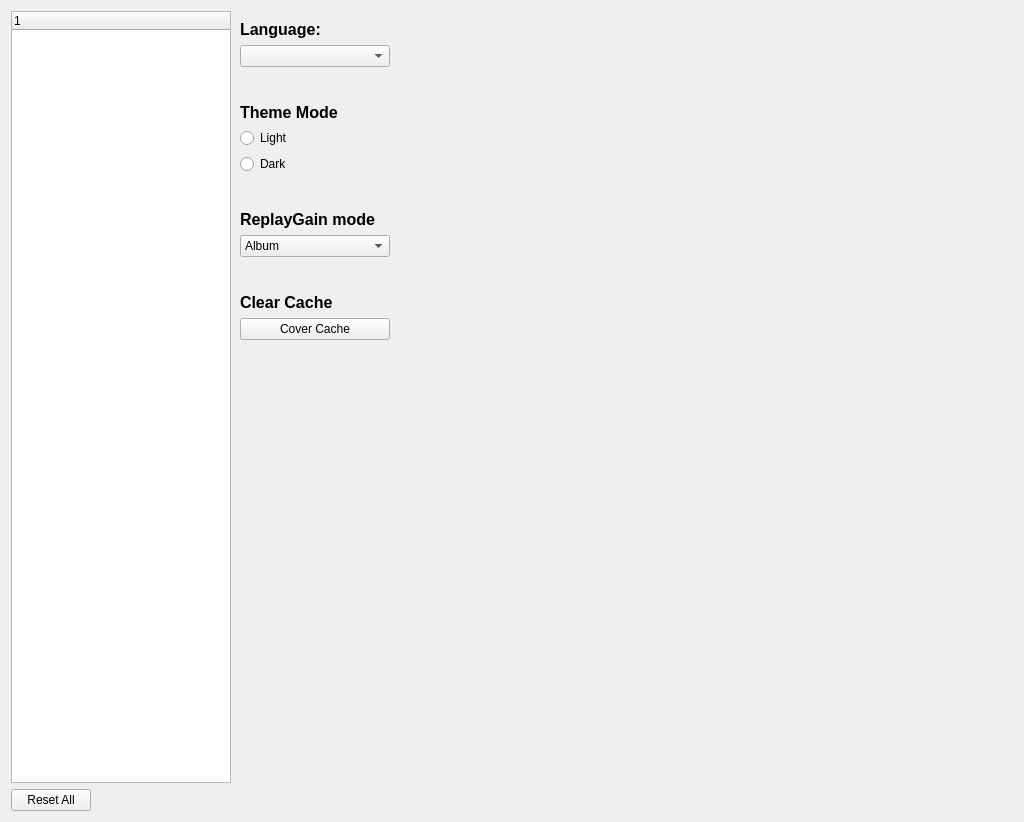
billlin0904/xamp2, file src/widget_shared/preferencedialog.ui: the form before one commit.
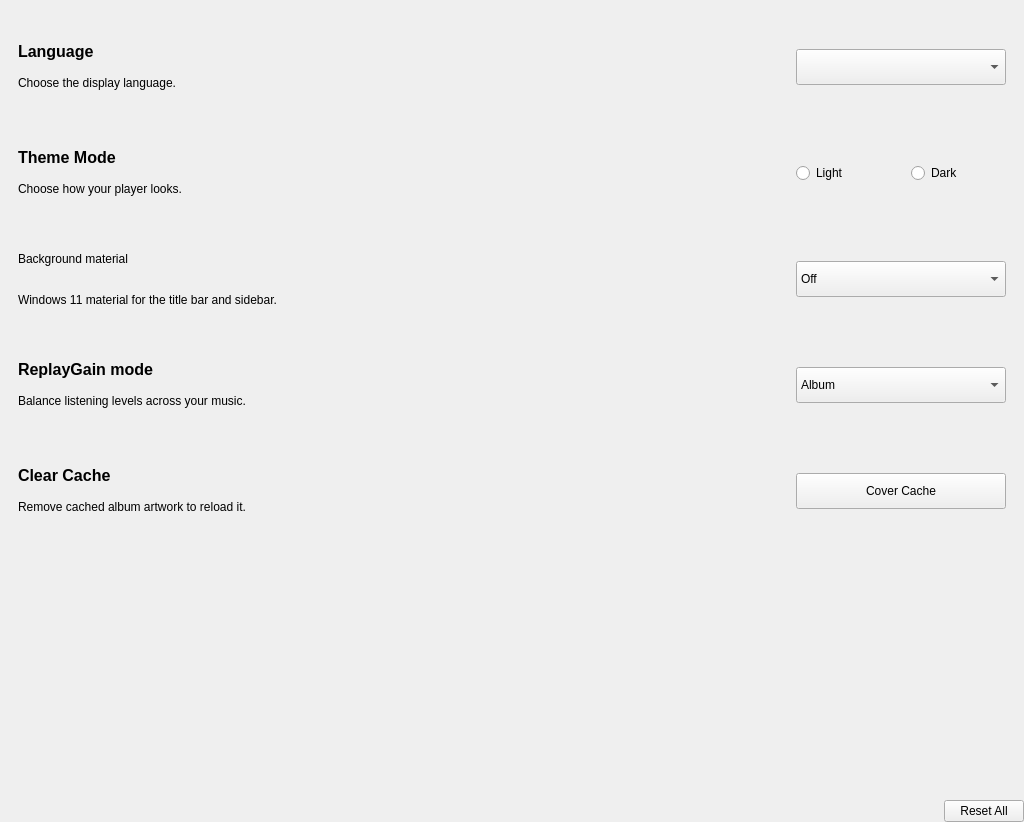
The form after the commit. Custom widgets are drawn as their Qt base class.

Commit message: Release Windows 1.0.2: integer PCM output, EQ fixes and modern library UI

Patch:
```diff
--- a/src/widget_shared/preferencedialog.ui
+++ b/src/widget_shared/preferencedialog.ui
@@ -1,7 +1,7 @@
 <?xml version="1.0" encoding="UTF-8"?>
 <ui version="4.0">
  <class>PreferenceDialog</class>
- <widget class="QFrame" name="PreferenceDialog">
+ <widget class="QFrame" name="modernSettings">
   <property name="geometry">
    <rect>
     <x>0</x>
@@ -11,7 +11,7 @@
    </rect>
   </property>
   <property name="sizePolicy">
-   <sizepolicy hsizetype="Fixed" vsizetype="Preferred">
+   <sizepolicy hsizetype="Expanding" vsizetype="Expanding">
     <horstretch>0</horstretch>
     <verstretch>0</verstretch>
    </sizepolicy>
@@ -20,14 +20,21 @@
    <enum>Qt::FocusPolicy::NoFocus</enum>
   </property>
   <property name="windowTitle">
-   <string>Preference</string>
+   <string>Settings</string>
   </property>
-  <layout class="QVBoxLayout" name="verticalLayout">
-   <item>
-    <layout class="QHBoxLayout" name="horizontalLayout">
-     <property name="spacing">
-      <number>0</number>
-     </property>
+  <property name="minimumSize">
+   <size>
+    <width>760</width>
+    <height>580</height>
+   </size>
+  </property>
+  <property name="maximumSize">
+   <size>
+    <width>1080</width>
+    <height>16777215</height>
+   </size>
+  </property>
+  <layout class="QVBoxLayout" name="settingsLayout" stretch="0,1,0">
      <property name="leftMargin">
       <number>0</number>
      </property>
@@ -40,48 +47,63 @@
      <property name="bottomMargin">
       <number>0</number>
      </property>
+   <property name="spacing">
+    <number>20</number>
+   </property>
      <item>
-      <widget class="QTreeWidget" name="preferenceTreeWidget">
-       <property name="sizePolicy">
-        <sizepolicy hsizetype="Fixed" vsizetype="Expanding">
-         <horstretch>0</horstretch>
-         <verstretch>0</verstretch>
-        </sizepolicy>
-       </property>
-       <property name="minimumSize">
-        <size>
-         <width>220</width>
-         <height>0</height>
-        </size>
-       </property>
-       <property name="maximumSize">
-        <size>
-         <width>220</width>
-         <height>16777215</height>
-        </size>
-       </property>
-       <column>
-        <property name="text">
-         <string notr="true">1</string>
-        </property>
-       </column>
-      </widget>
+    <widget class="QTabBar" name="settingsTabs" />
      </item>
      <item>
       <widget class="QStackedWidget" name="stackedWidget">
-       <property name="sizePolicy">
-        <sizepolicy hsizetype="Preferred" vsizetype="Preferred">
-         <horstretch>2</horstretch>
-         <verstretch>0</verstretch>
-        </sizepolicy>
-       </property>
-       <property name="currentIndex">
-        <number>0</number>
-       </property>
        <widget class="QWidget" name="playbackPage">
-        <layout class="QVBoxLayout" name="verticalLayout_17" stretch="0,0,0,0,0,0,0,0">
+      <layout class="QVBoxLayout" name="playbackLayout">
+       <property name="leftMargin">
+        <number>0</number>
+       </property>
+       <property name="topMargin">
+        <number>0</number>
+       </property>
+       <property name="rightMargin">
+        <number>0</number>
+       </property>
+       <property name="bottomMargin">
+        <number>0</number>
+       </property>
+       <property name="spacing">
+        <number>12</number>
+       </property>
          <item>
-          <layout class="QVBoxLayout" name="verticalLayout_15">
+        <widget class="QFrame" name="settingRow1">
+         <property name="settingRow" stdset="0">
+          <bool>true</bool>
+         </property>
+         <property name="minimumSize">
+          <size>
+           <width>0</width>
+           <height>94</height>
+          </size>
+         </property>
+         <layout class="QHBoxLayout" name="settingRowLayout1" stretch="1,0">
+          <property name="leftMargin">
+           <number>18</number>
+          </property>
+          <property name="topMargin">
+           <number>18</number>
+          </property>
+          <property name="rightMargin">
+           <number>18</number>
+          </property>
+          <property name="bottomMargin">
+           <number>18</number>
+          </property>
+          <property name="spacing">
+           <number>24</number>
+          </property>
+          <item>
+           <layout class="QVBoxLayout" name="settingCopy1">
+            <property name="spacing">
+             <number>6</number>
+            </property>
            <item>
             <widget class="QLabel" name="lbLang">
              <property name="font">
@@ -92,45 +114,84 @@
               </font>
              </property>
              <property name="text">
-              <string>Language:</string>
-             </property>
-            </widget>
+               <string>Language</string>
+              </property>
+              <property name="settingTitle" stdset="0">
+               <bool>true</bool>
+              </property>
+             </widget>
+            </item>
+            <item>
+             <widget class="QLabel" name="settingHint1">
+              <property name="text">
+               <string>Choose the display language.</string>
+              </property>
+              <property name="settingHint" stdset="0">
+               <bool>true</bool>
+              </property>
+              <property name="wordWrap">
+               <bool>true</bool>
+              </property>
+             </widget>
+            </item>
+           </layout>
            </item>
            <item>
             <widget class="QComboBox" name="langCombo">
-             <property name="maximumSize">
-              <size>
-               <width>150</width>
-               <height>16777215</height>
-              </size>
-             </property>
              <property name="font">
               <font>
                <kerning>false</kerning>
               </font>
              </property>
+            <property name="minimumSize">
+             <size>
+              <width>210</width>
+              <height>36</height>
+             </size>
+            </property>
+            <property name="maximumSize">
+             <size>
+              <width>270</width>
+              <height>16777215</height>
+             </size>
+            </property>
             </widget>
            </item>
           </layout>
+        </widget>
          </item>
          <item>
-          <spacer name="verticalSpacer_7">
-           <property name="orientation">
-            <enum>Qt::Orientation::Vertical</enum>
-           </property>
-           <property name="sizeType">
-            <enum>QSizePolicy::Policy::Fixed</enum>
-           </property>
-           <property name="sizeHint" stdset="0">
+        <widget class="QFrame" name="settingRow2">
+         <property name="settingRow" stdset="0">
+          <bool>true</bool>
+         </property>
+         <property name="minimumSize">
             <size>
-             <width>20</width>
-             <height>30</height>
-            </size>
-           </property>
-          </spacer>
-         </item>
+           <width>0</width>
+           <height>94</height>
+          </size>
+         </property>
+         <layout class="QHBoxLayout" name="settingRowLayout2" stretch="1,0">
+          <property name="leftMargin">
+           <number>18</number>
+          </property>
+          <property name="topMargin">
+           <number>18</number>
+          </property>
+          <property name="rightMargin">
+           <number>18</number>
+          </property>
+          <property name="bottomMargin">
+           <number>18</number>
+          </property>
+          <property name="spacing">
+           <number>24</number>
+          </property>
          <item>
-          <layout class="QVBoxLayout" name="verticalLayout_16">
+           <layout class="QVBoxLayout" name="settingCopy2">
+            <property name="spacing">
+             <number>6</number>
+            </property>
            <item>
             <widget class="QLabel" name="lbThemeMode">
              <property name="font">
@@ -143,8 +204,44 @@
              <property name="text">
               <string>Theme Mode</string>
              </property>
-            </widget>
-           </item>
+              <property name="settingTitle" stdset="0">
+               <bool>true</bool>
+              </property>
+             </widget>
+            </item>
+            <item>
+             <widget class="QLabel" name="settingHint2">
+              <property name="text">
+               <string>Choose how your player looks.</string>
+              </property>
+              <property name="settingHint" stdset="0">
+               <bool>true</bool>
+              </property>
+              <property name="wordWrap">
+               <bool>true</bool>
+              </property>
+             </widget>
+            </item>
+           </layout>
+          </item>
+          <item>
+           <widget class="QWidget" name="themeChoices">
+            <layout class="QHBoxLayout" name="themeChoicesLayout">
+             <property name="leftMargin">
+              <number>0</number>
+             </property>
+             <property name="topMargin">
+              <number>0</number>
+             </property>
+             <property name="rightMargin">
+              <number>0</number>
+             </property>
+             <property name="bottomMargin">
+              <number>0</number>
+             </property>
+             <property name="spacing">
+              <number>20</number>
+             </property>
            <item>
             <widget class="QRadioButton" name="lightRadioButton">
              <property name="text">
@@ -160,25 +257,131 @@
             </widget>
            </item>
           </layout>
-         </item>
+            <property name="minimumSize">
+             <size>
+              <width>210</width>
+              <height>36</height>
+             </size>
+            </property>
+            <property name="maximumSize">
+             <size>
+              <width>270</width>
+              <height>16777215</height>
+             </size>
+            </property>
+           </widget>
+          </item>
+         </layout>
+        </widget>
+       </item>
          <item>
-          <spacer name="verticalSpacer_5">
-           <property name="orientation">
-            <enum>Qt::Orientation::Vertical</enum>
-           </property>
-           <property name="sizeType">
-            <enum>QSizePolicy::Policy::Fixed</enum>
-           </property>
-           <property name="sizeHint" stdset="0">
+        <widget class="QFrame" name="backdropRow">
+         <property name="settingRow" stdset="0">
+          <bool>true</bool>
+         </property>
+         <property name="minimumSize">
+          <size>
+           <width>0</width>
+           <height>94</height>
+          </size>
+         </property>
+         <layout class="QHBoxLayout" name="backdropLayout" stretch="1,0">
+          <property name="leftMargin">
+           <number>18</number>
+          </property>
+          <property name="rightMargin">
+           <number>18</number>
+          </property>
+          <item>
+           <layout class="QVBoxLayout" name="backdropTextLayout">
+            <item>
+             <widget class="QLabel" name="backdropTitle">
+              <property name="text">
+               <string>Background material</string>
+              </property>
+              <property name="settingTitle" stdset="0">
+               <bool>true</bool>
+              </property>
+             </widget>
+            </item>
+            <item>
+             <widget class="QLabel" name="backdropHint">
+              <property name="text">
+               <string>Windows 11 material for the title bar and sidebar.</string>
+              </property>
+              <property name="settingHint" stdset="0">
+               <bool>true</bool>
+              </property>
+             </widget>
+            </item>
+           </layout>
+          </item>
+          <item>
+           <widget class="QComboBox" name="backdropCombo">
+            <property name="minimumSize">
             <size>
-             <width>20</width>
-             <height>30</height>
-            </size>
-           </property>
-          </spacer>
+              <width>210</width>
+              <height>36</height>
+             </size>
+            </property>
+            <property name="maximumSize">
+             <size>
+              <width>270</width>
+              <height>16777215</height>
+             </size>
+            </property>
+            <item>
+             <property name="text">
+              <string>Off</string>
+             </property>
          </item>
          <item>
-          <layout class="QVBoxLayout" name="verticalLayout_5">
+             <property name="text">
+              <string>Mica</string>
+             </property>
+            </item>
+            <item>
+             <property name="text">
+              <string>Acrylic</string>
+             </property>
+            </item>
+           </widget>
+          </item>
+         </layout>
+        </widget>
+       </item>
+       <item>
+        <widget class="QFrame" name="settingRow3">
+         <property name="settingRow" stdset="0">
+          <bool>true</bool>
+         </property>
+         <property name="minimumSize">
+          <size>
+           <width>0</width>
+           <height>94</height>
+          </size>
+         </property>
+         <layout class="QHBoxLayout" name="settingRowLayout3" stretch="1,0">
+          <property name="leftMargin">
+           <number>18</number>
+          </property>
+          <property name="topMargin">
+           <number>18</number>
+          </property>
+          <property name="rightMargin">
+           <number>18</number>
+          </property>
+          <property name="bottomMargin">
+           <number>18</number>
+          </property>
+          <property name="spacing">
+           <number>24</number>
+          </property>
+          <item>
+           <layout class="QVBoxLayout" name="settingCopy3">
+            <property name="spacing">
+             <number>6</number>
+            </property>
            <item>
             <widget class="QLabel" name="lbReplayGameMode">
              <property name="maximumSize">
@@ -197,16 +400,28 @@
              <property name="text">
               <string>ReplayGain mode</string>
              </property>
-            </widget>
+              <property name="settingTitle" stdset="0">
+               <bool>true</bool>
+              </property>
+             </widget>
+            </item>
+            <item>
+             <widget class="QLabel" name="settingHint3">
+              <property name="text">
+               <string>Balance listening levels across your music.</string>
+              </property>
+              <property name="settingHint" stdset="0">
+               <bool>true</bool>
+              </property>
+              <property name="wordWrap">
+               <bool>true</bool>
+              </property>
+             </widget>
+            </item>
+           </layout>
            </item>
            <item>
             <widget class="QComboBox" name="replayGainModeCombo">
-             <property name="maximumSize">
-              <size>
-               <width>150</width>
-               <height>16777215</height>
-              </size>
-             </property>
              <property name="font">
               <font>
                <kerning>false</kerning>
@@ -227,28 +442,55 @@
                <string>None</string>
               </property>
              </item>
+            <property name="minimumSize">
+             <size>
+              <width>210</width>
+              <height>36</height>
+             </size>
+            </property>
+            <property name="maximumSize">
+             <size>
+              <width>270</width>
+              <height>16777215</height>
+             </size>
+            </property>
             </widget>
            </item>
           </layout>
+        </widget>
          </item>
          <item>
-          <spacer name="verticalSpacer_6">
-           <property name="orientation">
-            <enum>Qt::Orientation::Vertical</enum>
-           </property>
-           <property name="sizeType">
-            <enum>QSizePolicy::Policy::Fixed</enum>
-           </property>
-           <property name="sizeHint" stdset="0">
+        <widget class="QFrame" name="settingRow4">
+         <property name="settingRow" stdset="0">
+          <bool>true</bool>
+         </property>
+         <property name="minimumSize">
             <size>
-             <width>20</width>
-             <height>30</height>
-            </size>
-           </property>
-          </spacer>
-         </item>
+           <width>0</width>
+           <height>94</height>
+          </size>
+         </property>
+         <layout class="QHBoxLayout" name="settingRowLayout4" stretch="1,0">
+          <property name="leftMargin">
+           <number>18</number>
+          </property>
+          <property name="topMargin">
+           <number>18</number>
+          </property>
+          <property name="rightMargin">
+           <number>18</number>
+          </property>
+          <property name="bottomMargin">
+           <number>18</number>
+          </property>
+          <property name="spacing">
+           <number>24</number>
+          </property>
          <item>
-          <layout class="QVBoxLayout" name="verticalLayout_9">
+           <layout class="QVBoxLayout" name="settingCopy4">
+            <property name="spacing">
+             <number>6</number>
+            </property>
            <item>
             <widget class="QLabel" name="lbReplayGameMode_2">
              <property name="maximumSize">
@@ -267,32 +509,57 @@
              <property name="text">
               <string>Clear Cache</string>
              </property>
-            </widget>
+              <property name="settingTitle" stdset="0">
+               <bool>true</bool>
+              </property>
+             </widget>
+            </item>
+            <item>
+             <widget class="QLabel" name="settingHint4">
+              <property name="text">
+               <string>Remove cached album artwork to reload it.</string>
+              </property>
+              <property name="settingHint" stdset="0">
+               <bool>true</bool>
+              </property>
+              <property name="wordWrap">
+               <bool>true</bool>
+              </property>
+             </widget>
+            </item>
+           </layout>
            </item>
            <item>
             <widget class="QPushButton" name="clearCoverCacheButton">
-             <property name="maximumSize">
-              <size>
-               <width>150</width>
-               <height>16777215</height>
-              </size>
-             </property>
              <property name="text">
               <string>Cover Cache</string>
              </property>
+            <property name="minimumSize">
+             <size>
+              <width>210</width>
+              <height>36</height>
+             </size>
+            </property>
+            <property name="maximumSize">
+             <size>
+              <width>270</width>
+              <height>16777215</height>
+             </size>
+            </property>
             </widget>
            </item>
           </layout>
+        </widget>
          </item>
          <item>
-          <spacer name="verticalSpacer">
+        <spacer name="playbackBottomSpace">
            <property name="orientation">
-            <enum>Qt::Orientation::Vertical</enum>
-           </property>
-           <property name="sizeHint" stdset="0">
+          <enum>Qt::Vertical</enum>
+         </property>
+         <property name="sizeHint">
             <size>
              <width>20</width>
-             <height>40</height>
+           <height>20</height>
             </size>
            </property>
           </spacer>
@@ -300,6 +567,131 @@
         </layout>
        </widget>
        <widget class="QWidget" name="dspManagerPage">
+      <layout class="QVBoxLayout" name="resamplerLayout" stretch="0,1">
+       <property name="leftMargin">
+        <number>0</number>
+       </property>
+       <property name="topMargin">
+        <number>0</number>
+       </property>
+       <property name="rightMargin">
+        <number>0</number>
+       </property>
+       <property name="bottomMargin">
+        <number>0</number>
+       </property>
+       <property name="spacing">
+        <number>16</number>
+       </property>
+       <item>
+        <widget class="QFrame" name="settingRow5">
+         <property name="settingRow" stdset="0">
+          <bool>true</bool>
+         </property>
+         <property name="minimumSize">
+          <size>
+           <width>0</width>
+           <height>94</height>
+          </size>
+         </property>
+         <layout class="QHBoxLayout" name="settingRowLayout5" stretch="1,0">
+          <property name="leftMargin">
+           <number>18</number>
+          </property>
+          <property name="topMargin">
+           <number>18</number>
+          </property>
+          <property name="rightMargin">
+           <number>18</number>
+          </property>
+          <property name="bottomMargin">
+           <number>18</number>
+          </property>
+          <property name="spacing">
+           <number>24</number>
+          </property>
+          <item>
+           <layout class="QVBoxLayout" name="settingCopy5">
+            <property name="spacing">
+             <number>6</number>
+            </property>
+            <item>
+             <widget class="QLabel" name="lbResampler">
+              <property name="sizePolicy">
+               <sizepolicy hsizetype="Preferred" vsizetype="Preferred">
+                <horstretch>1</horstretch>
+                <verstretch>0</verstretch>
+               </sizepolicy>
+              </property>
+              <property name="text">
+               <string>Resampler</string>
+              </property>
+              <property name="settingTitle" stdset="0">
+               <bool>true</bool>
+              </property>
+             </widget>
+            </item>
+            <item>
+             <widget class="QLabel" name="settingHint5">
+              <property name="text">
+               <string>Select the sample rate conversion engine.</string>
+              </property>
+              <property name="settingHint" stdset="0">
+               <bool>true</bool>
+              </property>
+              <property name="wordWrap">
+               <bool>true</bool>
+              </property>
+             </widget>
+            </item>
+           </layout>
+          </item>
+          <item>
+           <widget class="QComboBox" name="selectResamplerComboBox">
+            <property name="sizePolicy">
+             <sizepolicy hsizetype="Preferred" vsizetype="Fixed">
+              <horstretch>1</horstretch>
+              <verstretch>0</verstretch>
+             </sizepolicy>
+            </property>
+            <item>
+             <property name="text">
+              <string>Disable</string>
+             </property>
+            </item>
+            <item>
+             <property name="text">
+              <string>Soxr</string>
+             </property>
+            </item>
+            <item>
+             <property name="text">
+              <string>Secret Rabbit Code</string>
+             </property>
+            </item>
+            <item>
+             <property name="text">
+              <string>R8brain Free</string>
+             </property>
+            </item>
+            <property name="minimumSize">
+             <size>
+              <width>210</width>
+              <height>36</height>
+             </size>
+            </property>
+            <property name="maximumSize">
+             <size>
+              <width>270</width>
+              <height>16777215</height>
+             </size>
+            </property>
+           </widget>
+          </item>
+         </layout>
+        </widget>
+       </item>
+       <item>
         <widget class="QStackedWidget" name="resamplerStackedWidget">
          <property name="geometry">
           <rect>
@@ -309,7 +701,7 @@
            <height>701</height>
           </rect>
          </property>
-         <widget class="QWidget" name="noneResamplerPage"/>
+         <widget class="QWidget" name="noneResamplerPage" />
          <widget class="QWidget" name="soxrResamplerPage">
           <layout class="QVBoxLayout" name="verticalLayout_4">
            <property name="spacing">
@@ -343,7 +735,7 @@
               </widget>
              </item>
              <item>
-              <widget class="QComboBox" name="soxrSettingCombo"/>
+              <widget class="QComboBox" name="soxrSettingCombo" />
              </item>
              <item>
               <layout class="QHBoxLayout" name="horizontalLayout_10">
@@ -653,7 +1045,7 @@
             </spacer>
            </item>
            <item>
-            <layout class="QHBoxLayout" name="horizontalLayout_11"/>
+            <layout class="QHBoxLayout" name="horizontalLayout_11" />
            </item>
            <item>
             <widget class="QGroupBox" name="groupBox_2">
@@ -1021,68 +1413,26 @@
           </layout>
          </widget>
         </widget>
-        <widget class="QWidget" name="layoutWidget">
-         <property name="geometry">
-          <rect>
-           <x>0</x>
-           <y>0</y>
-           <width>381</width>
-           <height>41</height>
-          </rect>
-         </property>
-         <layout class="QHBoxLayout" name="horizontalLayout_27">
-          <item>
-           <widget class="QLabel" name="lbResampler">
-            <property name="sizePolicy">
-             <sizepolicy hsizetype="Preferred" vsizetype="Preferred">
-              <horstretch>1</horstretch>
-              <verstretch>0</verstretch>
-             </sizepolicy>
-            </property>
-            <property name="text">
-             <string>Resampler:</string>
-            </property>
-           </widget>
+       </item>
+      </layout>
+     </widget>
+    </widget>
           </item>
           <item>
-           <widget class="QComboBox" name="selectResamplerComboBox">
-            <property name="sizePolicy">
-             <sizepolicy hsizetype="Preferred" vsizetype="Fixed">
-              <horstretch>1</horstretch>
-              <verstretch>0</verstretch>
-             </sizepolicy>
-            </property>
+    <layout class="QHBoxLayout" name="settingsFooter">
             <item>
-             <property name="text">
-              <string>Disable</string>
-             </property>
-            </item>
-            <item>
-             <property name="text">
-              <string>Soxr</string>
-             </property>
-            </item>
-            <item>
-             <property name="text">
-              <string>Secret Rabbit Code</string>
-             </property>
-            </item>
-            <item>
-             <property name="text">
-              <string>R8brain Free</string>
-             </property>
-            </item>
-           </widget>
-          </item>
-         </layout>
-        </widget>
-       </widget>
-      </widget>
-     </item>
-    </layout>
-   </item>
-   <item>
-    <layout class="QHBoxLayout" name="horizontalLayout_13">
+      <spacer name="footerSpace">
+       <property name="orientation">
+        <enum>Qt::Horizontal</enum>
+       </property>
+       <property name="sizeHint">
+        <size>
+         <width>40</width>
+         <height>20</height>
+        </size>
+       </property>
+      </spacer>
+     </item>
      <item>
       <widget class="QPushButton" name="resetAllButton">
        <property name="text">
@@ -1090,19 +1440,6 @@
        </property>
       </widget>
      </item>
-     <item>
-      <spacer name="horizontalSpacer_2">
-       <property name="orientation">
-        <enum>Qt::Orientation::Horizontal</enum>
-       </property>
-       <property name="sizeHint" stdset="0">
-        <size>
-         <width>40</width>
-         <height>20</height>
-        </size>
-       </property>
-      </spacer>
-     </item>
     </layout>
    </item>
   </layout>
```
Left out of the diff: 6 changed lines with no effect on the pictures. Lines whose indentation alone changed are shown as unchanged. The commit also changes 271 other files.
